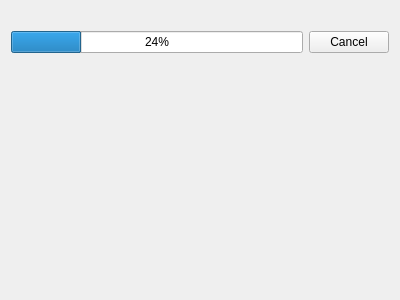
Above: updater/ProgressWidget.ui from KDE/discover before the change. Below: the same form after it.
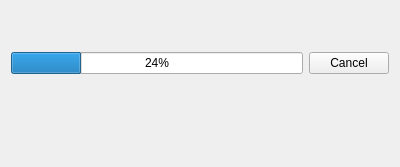
That is the form after the change. Icons and pictures are not drawn.

Patch:
```diff
--- a/updater/ProgressWidget.ui
+++ b/updater/ProgressWidget.ui
@@ -7,7 +7,7 @@
     <x>0</x>
     <y>0</y>
     <width>400</width>
-    <height>300</height>
+    <height>167</height>
    </rect>
   </property>
   <property name="windowTitle">
@@ -49,19 +49,6 @@
      </property>
     </widget>
    </item>
-   <item>
-    <spacer name="verticalSpacer">
-     <property name="orientation">
-      <enum>Qt::Vertical</enum>
-     </property>
-     <property name="sizeHint" stdset="0">
-      <size>
-       <width>20</width>
-       <height>40</height>
-      </size>
-     </property>
-    </spacer>
-   </item>
    <item>
     <widget class="QLabel" name="downloadSpeed">
      <property name="text">
```
Left out of the diff: 4 changed lines with no effect on the pictures.
